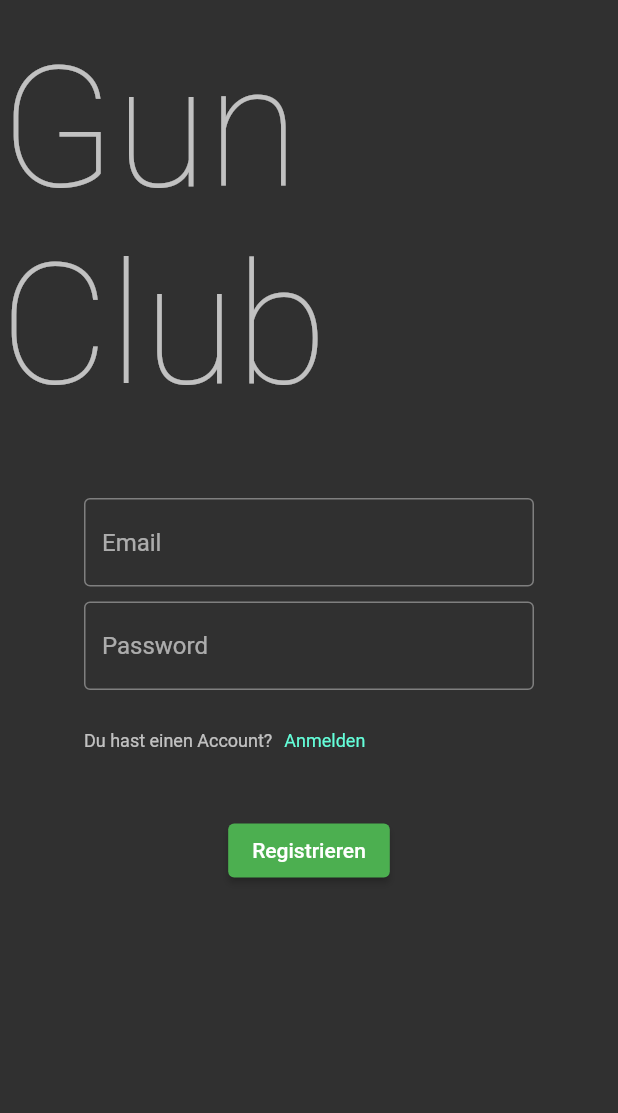
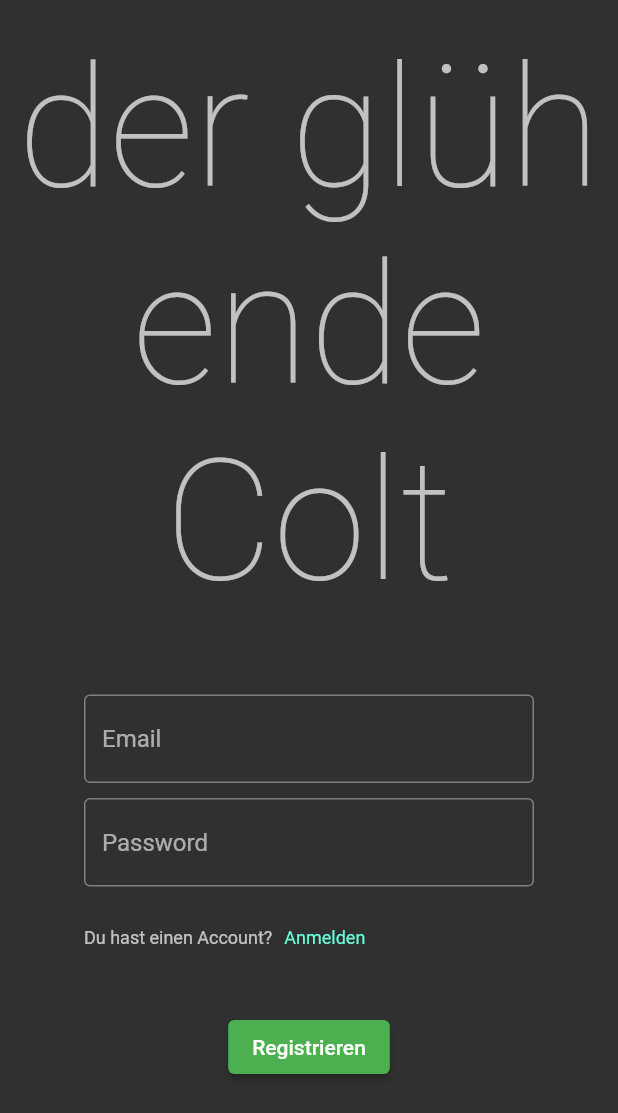
Before and after one commit to floodoo/gun_club, a Flutter app: the screen it shows after launch, after a tap on "Registrieren", on a phone screen of 412 x 824 dp. Shown: the top 1113 px of the screen. Run offline on Flutter 3.47's test engine with Material 2 defaults, Android fonts, the phone set to English and light mode, and no system bars; our stand-ins replace flutter_riverpod, freezed_annotation, go_router, riverpod_annotation, supabase_flutter; accounts and stored records are empty; generated files the repository leaves out were written again.

Commit message:
change title

```diff
--- a/lib/src/app.dart
+++ b/lib/src/app.dart
@@ -34,12 +34,21 @@ class _AppState extends ConsumerState<App> {
     super.initState();
   }
 
+  Future<void> supabaseInit() async {
+    try {
+      final initialSession = await SupabaseAuth.instance.initialSession;
+      debugPrint('SUPABASE INITIAL SESSION: ${initialSession != null ? true : false}');
+    } catch (e) {
+      debugPrint('ERROR: SUPABASE INITIAL SESSION FAILED: $e');
+    }
+  }
+
   @override
   Widget build(BuildContext context) {
     final router = ref.watch(routerProvider);
 
     return MaterialApp.router(
-      title: "Schützenverein Verwaltung",
+      title: "der glühende Colt",
       routerDelegate: router.routerDelegate,
       routeInformationParser: router.routeInformationParser,
       routeInformationProvider: router.routeInformationProvider,
@@ -72,15 +81,6 @@ class _AppState extends ConsumerState<App> {
   }
 }
 
-Future<void> supabaseInit() async {
-  try {
-    final initialSession = await SupabaseAuth.instance.initialSession;
-    debugPrint('SUPABASE INITIAL SESSION: ${initialSession != null ? true : false}');
-  } catch (e) {
-    debugPrint('ERROR: SUPABASE INITIAL SESSION FAILED: $e');
-  }
-}
-
 class NoTransitionsBuilder extends PageTransitionsBuilder {
   const NoTransitionsBuilder();
 
--- a/lib/src/features/account/presentation/login.page.dart
+++ b/lib/src/features/account/presentation/login.page.dart
@@ -31,7 +31,11 @@ class _LoginPageState extends ConsumerState<LoginPage> {
             mainAxisAlignment: MainAxisAlignment.center,
             children: [
               const SizedBox(height: 20),
-              Text("Gun Club", style: theme.textTheme.displayLarge),
+              Text(
+                "der glühende Colt",
+                style: theme.textTheme.displayLarge,
+                textAlign: TextAlign.center,
+              ),
               const SizedBox(height: 50),
               SizedBox(
                 width: 300,
--- a/lib/src/features/gun_license/presentation/gun_license.page.dart
+++ b/lib/src/features/gun_license/presentation/gun_license.page.dart
@@ -42,8 +42,6 @@ class _GunLicensePageState extends ConsumerState<GunLicensePage> {
                               Image.asset("assets/images/gun_license.png"),
                               const SizedBox(height: 20),
                               Text("Lizenznummer: ${user.memberId}"),
-                              const SizedBox(height: 5),
-                              Text("Gültig bis Ende: ${DateTime.now().year}"),
                             ],
                           )
                         : Column(
```
Also changed, not shown: pubspec.lock, 2 other files.
